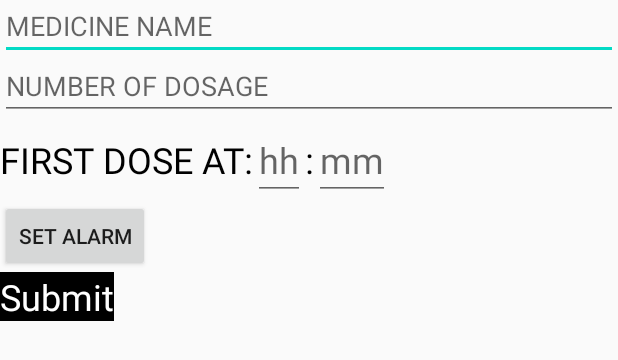
After one commit to Gaurav2807/Health-Reminder, an Android app: the layout listview_medicine.xml on its own in the app's theme, with its tools: preview values and no code run, on a phone screen of 412 x 824 dp. The commit adds this screen. Shown: the top 360 px of the screen. Run offline under Robolectric (Android 15) with nearby library versions, the phone set to English and light mode, and no system bars.

Commit message:
fix #10 (#11)
Co-authored-by: praatiiiik <pratikreal710@gmail.com>

```diff
--- a/app/src/main/java/com/example/healthreminder/MainActivity.java
+++ b/app/src/main/java/com/example/healthreminder/MainActivity.java
@@ -16,7 +16,8 @@ public class MainActivity extends AppCompatActivity {
     }
 
     public void medicine(View view) {
-        Toast.makeText(this, "Medicine layout is in progess", Toast.LENGTH_SHORT).show();
+        Intent intent = new Intent(MainActivity.this , medicineActivity.class);
+        startActivity(intent);
     }
 
     public void water(View view) {
--- /dev/null
+++ b/app/src/main/res/layout/listview_medicine.xml
@@ -0,0 +1,79 @@
+<?xml version="1.0" encoding="utf-8"?>
+<LinearLayout xmlns:android="http://schemas.android.com/apk/res/android"
+    android:layout_width="match_parent"
+    android:layout_height="match_parent"
+    android:orientation="vertical">
+
+    <EditText
+        android:id="@+id/medicineNAME"
+        android:textColor="@color/black"
+        android:layout_width="match_parent"
+        android:layout_height="40dp"
+        android:hint="MEDICINE NAME"></EditText>
+
+    <EditText
+        android:inputType="number"
+        android:id="@+id/dosage"
+        android:textColor="@color/black"
+        android:layout_width="match_parent"
+        android:layout_height="40dp"
+        android:hint="NUMBER OF DOSAGE"></EditText>
+
+    <LinearLayout
+        android:layout_width="match_parent"
+        android:layout_height="wrap_content"
+        android:orientation="horizontal">
+
+        <TextView
+            android:layout_width="wrap_content"
+            android:layout_height="wrap_content"
+            android:text="FIRST DOSE AT:"
+            android:textColor="@color/black"
+            android:textSize="24dp"></TextView>
+
+        <EditText
+            android:id="@+id/hour"
+            android:layout_width="wrap_content"
+            android:layout_height="wrap_content"
+            android:inputType="number"
+            android:maxLength="2"
+            android:textSize="24dp"
+            android:hint="hh"></EditText>
+
+        <TextView
+            android:layout_width="wrap_content"
+            android:layout_height="wrap_content"
+            android:text=":"
+            android:textColor="@color/black"
+            android:textSize="24dp"></TextView>
+
+        <EditText
+            android:id="@+id/minutes"
+            android:layout_width="wrap_content"
+            android:layout_height="wrap_content"
+            android:inputType="number"
+            android:maxLength="2"
+            android:textSize="24dp"
+            android:hint="mm"></EditText>
+
+
+    </LinearLayout>
+
+    <Button
+        android:id="@+id/setAlarm"
+        android:layout_width="wrap_content"
+        android:layout_height="wrap_content"
+        android:text="SET ALARM"></Button>
+
+
+    <TextView
+        android:id="@+id/submit"
+        android:textColor="@color/white"
+        android:background="@color/black"
+        android:layout_width="wrap_content"
+        android:layout_height="wrap_content"
+        android:text="Submit"
+        android:textSize="24dp"></TextView>
+
+
+</LinearLayout>
```
Also changed, not shown: app/src/main/java/com/example/healthreminder/medicineActivity.java (added, +106 -0 lines), app/src/main/res/layout/activity_medicine.xml (added, +36 -0 lines).
